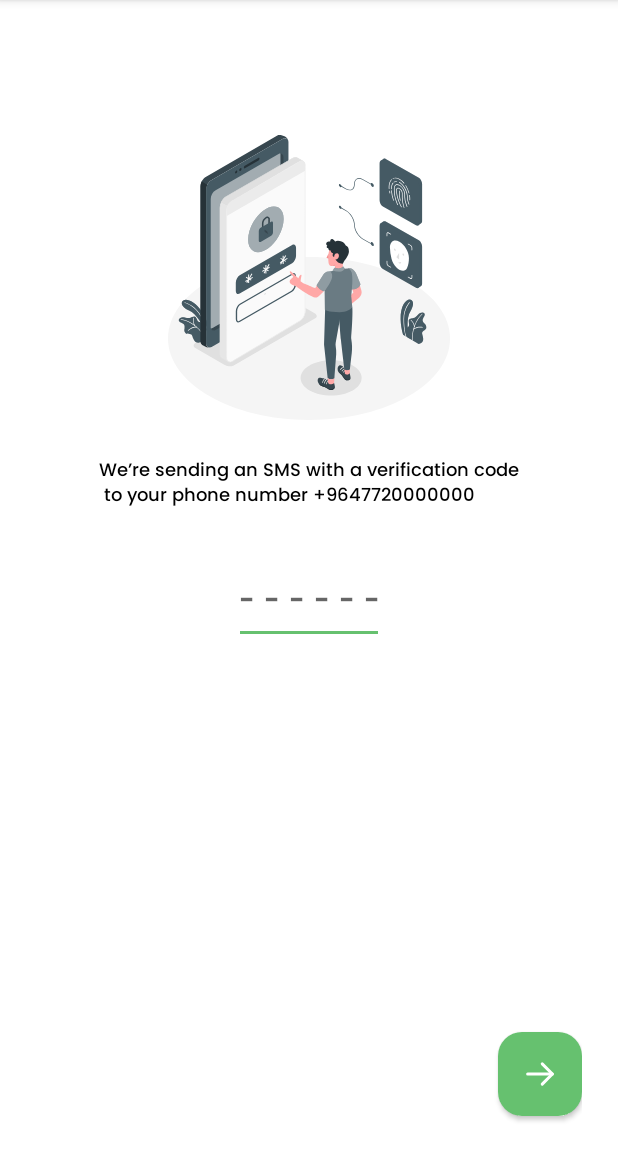
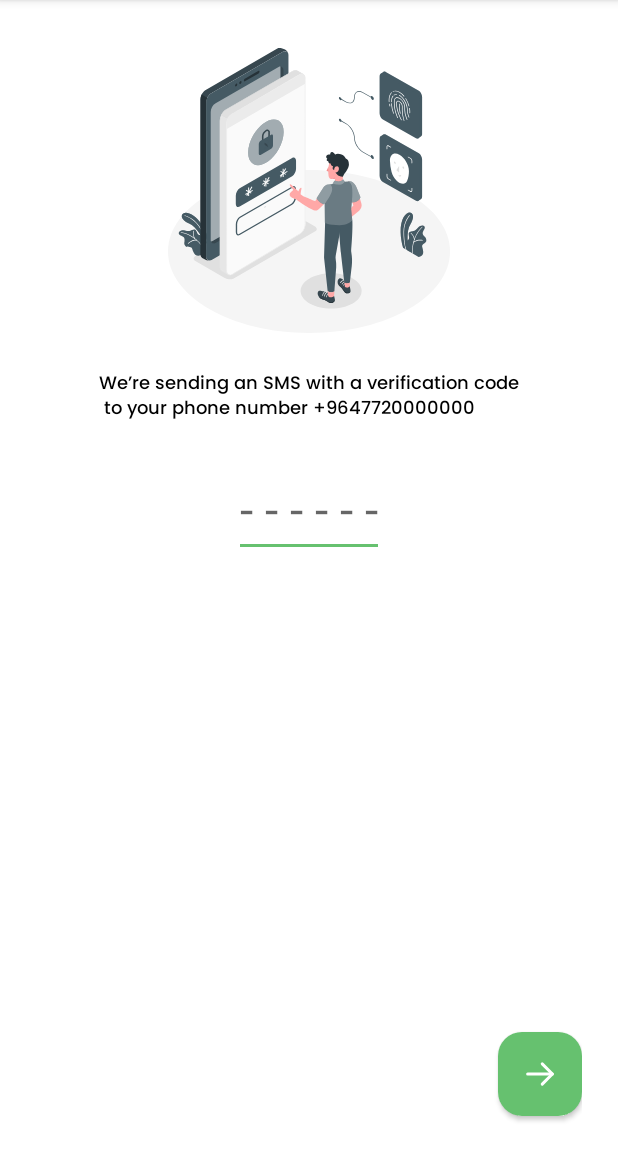
Before and after one commit to Salmon-family/Whats_Chance, an Android app: the screen it shows after launch (MainActivity), on a phone screen of 412 x 824 dp, the part 84-1236 px from its top. Run offline under Robolectric (Android 15) with nearby library versions, the phone set to English and light mode, and no system bars; our stand-ins replace data binding.

Commit message:
edit margin

```diff
--- a/app/src/main/res/layout/fragment_verification.xml
+++ b/app/src/main/res/layout/fragment_verification.xml
@@ -18,7 +18,7 @@
             android:id="@+id/imageView"
             android:layout_width="wrap_content"
             android:layout_height="wrap_content"
-            android:layout_marginTop="90dp"
+            android:layout_marginTop="@dimen/spacing_extra_large"
             android:src="@drawable/verification"
             app:layout_constraintEnd_toEndOf="parent"
             app:layout_constraintStart_toStartOf="parent"
```
